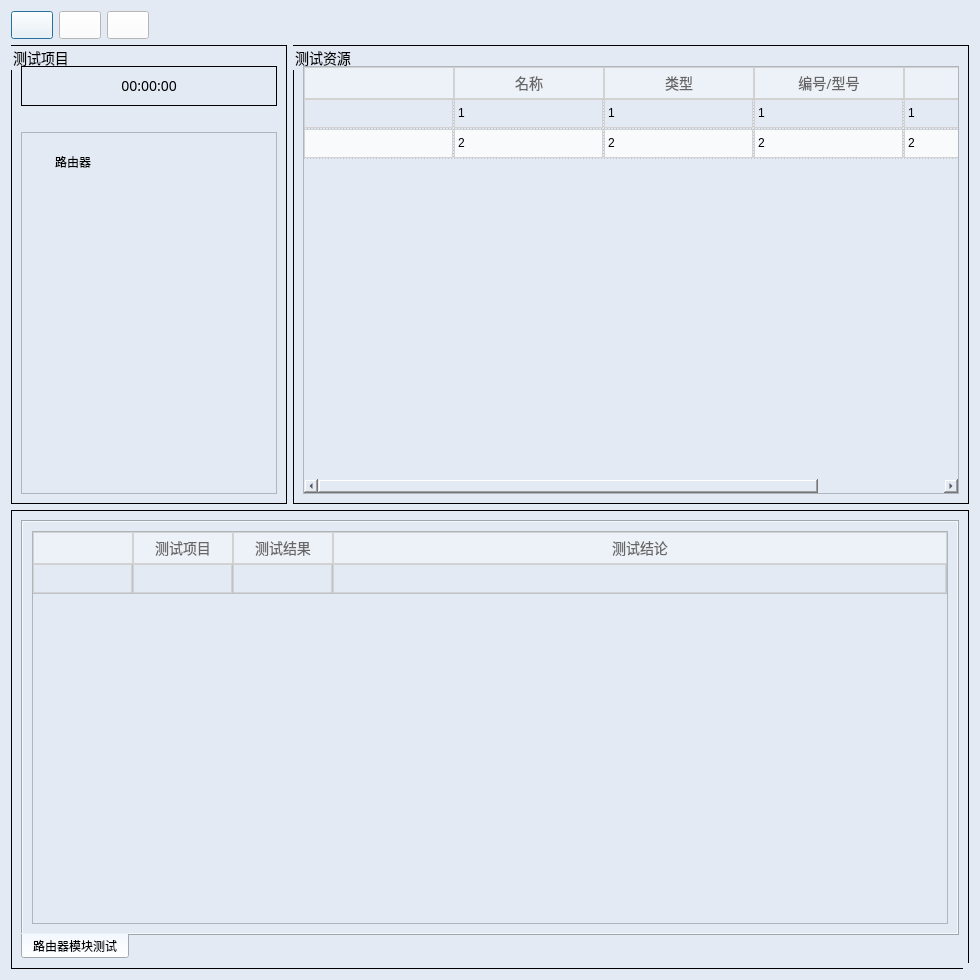
Above: ui/router/Router.ui from gaoxingyu-hub/HUA54testframework before the change. Below: the same form after it.
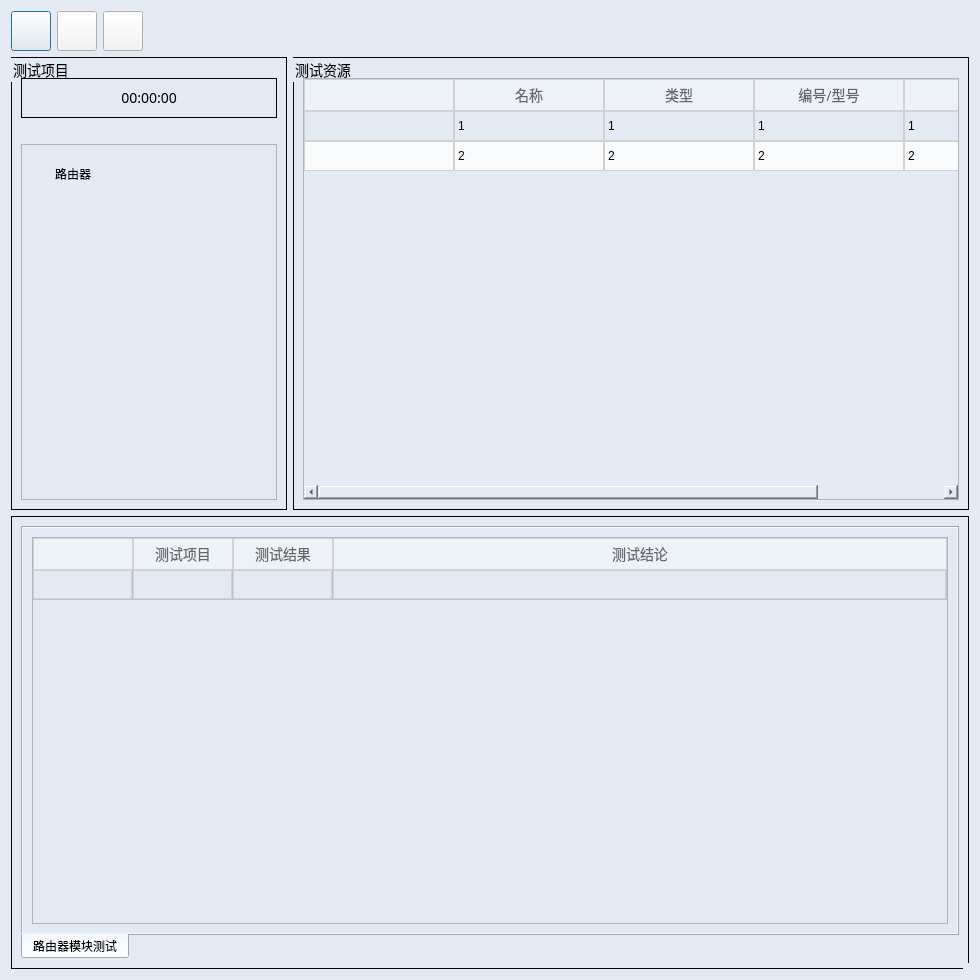
That is the form after the change. Icons and pictures are not drawn.

```diff
--- a/ui/router/Router.ui
+++ b/ui/router/Router.ui
@@ -16,10 +16,12 @@
   <property name="styleSheet">
    <string notr="true">QDialog{
 background-color:#E3EAF4;
+margin-top:10px;
 }
 
 QTextBrower{
 background-color:#E3EAF4;
+border-width:0;border-style:outset
 }
 
 QLineEdit{
@@ -44,50 +46,29 @@
 font-size:14px;
 font-family:Microsoft YaHei;
 border:1px solid rgb(0, 0, 0);
+background-color:#E3EAF4;
 }
 
-/****QPushButton****/
-QPushButton{
-border-width: 2px 15px 2px 15px;
-background-color:#2884D8;
-color: #FFFFFF;
-font-size:14px;
-font-family:Microsoft YaHei;
-}
 
-QPushButton:hover{
-    background-color:#3D90DB;
-    cursor:pointer;
-}
-QPushButton:pressed{
-    background-color:#2376C1;
-}
-QMainWindow{
-   background-color:#D0DAE5;
-}
 QToolBar{
-background-color:#172545;
+background-color:#D5D5D5;
 height:30px;
 border:None;
 padding:1px;
 }
-QDialog{
-margin-top:10px;
-}
 /****QTreeWidget****/
 QTreeWidget{
- background-color:#E3EAF4;
- padding-top:20px;
- padding-left:10px;
- margin-top:20px;
+background-color:#E3EAF4;
+padding-top:20px;
+padding-left:10px;
+margin-top:20px;
 }
 QTreeView::item{
- font: 14px;
+font: 14px;
 }
 QTreeView::item:selected{
-    selection-color: #1F95FF;
+selection-color: #1F95FF;
 }
-
 QTreeView::item:hover{
  background-color:#D0DAE5;
 }
@@ -104,47 +85,64 @@
         image: url(imgs/common/Minus.png);
 }
 
-/****QTableWidget****/
+QTreeView::branch:!has-children:!has-siblings:adjoins-item {
+    border-image: url(imgs/common/tree.png);
+}
 QTableWidget{
-    outline: none;
-    selection-color:#666666;
-    alternate-background-color:#F9FAFC;
+outline: none;
+selection-color:#666666;
+alternate-background-color:#F9FAFC;
 }
 QTableCornerButton::section{
-    background: #EDF2F8;
+background: #EDF2F8;
 }
 QTableWidget::item{
-    font-size:14px;
-    line-height:30px;
-    border:1px solid #D2D2D2;
+font-size:14px;
+line-height:30px;
+border:1px solid #D2D2D2;
 }
 
 QTableWidget::item:hover{
     background-color:#EAF7FF;
 }
-
-/*QHeaderView*/
 QHeaderView::section:vertical {
-	color: #666666;
-	text-align:center;
-	font: 14px Arial;
-	border:1px solid #D2D2D2;
-	background: #F9FBFD;
-        width: 40px;
-        height:30px;
+color: #666666;
+text-align:center;
+font: 14px Arial;
+border:1px solid #D2D2D2;
+background: #F9FBFD;
+width: 40px;
+height:30px;
+alternate-background-color:#F9FAFC;
 }
 QHeaderView::section:horizontal {
-	color: #666666;
-	font: 14px Microsoft YaHei;
-	padding: 0px 1px 0 1px;
-	text-align:center;
-	border:1px solid #D2D2D2;
-	background: #EDF2F8;
-        height: 30px;
+color: #666666;
+font: 14px Microsoft YaHei;
+padding: 0px 1px 0 1px;
+text-align:center;
+border:1px solid #D2D2D2;
+background: #EDF2F8;
+height: 30px;
+alternate-background-color:#F9FAFC;
 }
-/*QScrollBar*/
 QScrollBar:vertical{
-    border: 5px solid #D5D5D5;
+border: 5px solid #D5D5D5;
+}
+/****QPushButton****/
+QPushButton{
+width:32px;
+height:32px;
+background-color:#F4F4F3;
+color: #FFFFFF;
+font-size:14px;
+font-family:Microsoft YaHei;
+}
+QPushButton:hover{
+background-color:#2784D6;
+cursor:pointer;
+}
+QPushButton:pressed{
+background-color:#2784D6;
 }
 </string>
   </property>
@@ -161,8 +159,7 @@
          <item row="0" column="0">
           <widget class="QPushButton" name="pushButton_start">
            <property name="styleSheet">
-            <string notr="true">background-color:rgb(255, 255, 255);
-</string>
+            <string notr="true"/>
            </property>
            <property name="text">
             <string/>
@@ -182,10 +179,10 @@
          <item row="0" column="2">
           <widget class="QPushButton" name="pushButton_close">
            <property name="autoFillBackground">
-            <bool>true</bool>
+            <bool>false</bool>
            </property>
            <property name="styleSheet">
-            <string notr="true">background-color:rgb(255, 255, 255);</string>
+            <string notr="true"/>
            </property>
            <property name="text">
             <string/>
@@ -205,7 +202,7 @@
          <item row="0" column="1">
           <widget class="QPushButton" name="pushButton_restart">
            <property name="styleSheet">
-            <string notr="true">background-color:rgb(255, 255, 255);</string>
+            <string notr="true"/>
            </property>
            <property name="text">
             <string/>
@@ -337,6 +334,9 @@
               <property name="textElideMode">
                <enum>Qt::ElideRight</enum>
               </property>
+              <property name="showGrid">
+               <bool>false</bool>
+              </property>
               <property name="gridStyle">
                <enum>Qt::DotLine</enum>
               </property>
```
Left out of the diff: 26 changed lines with no effect on the pictures.
